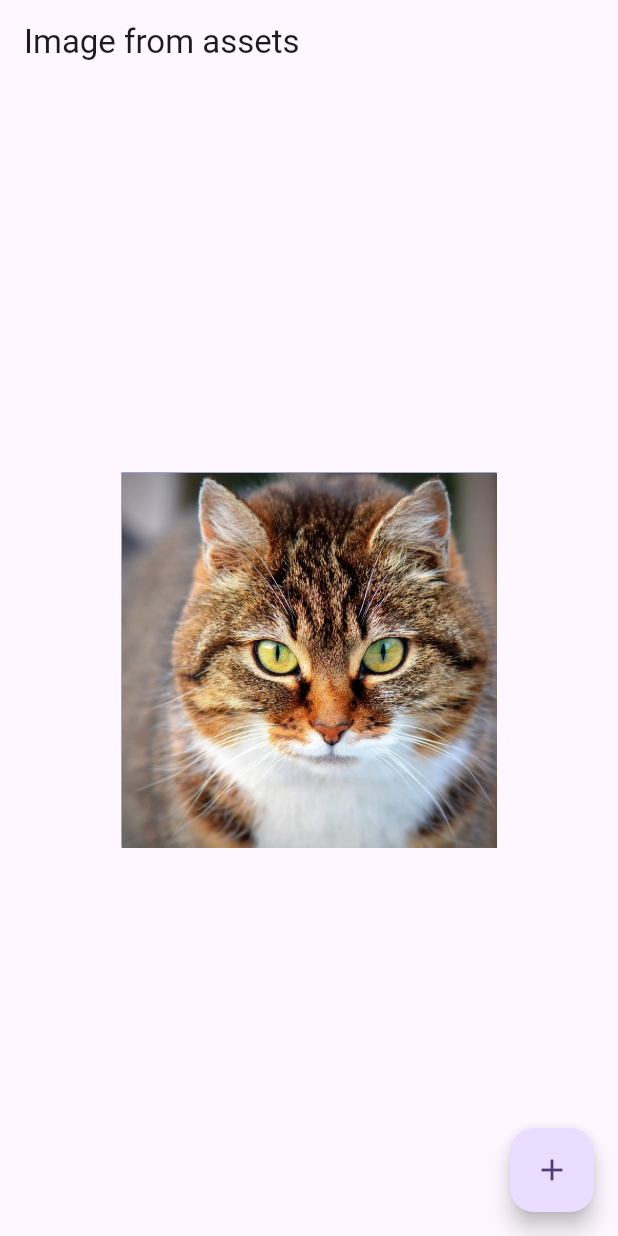
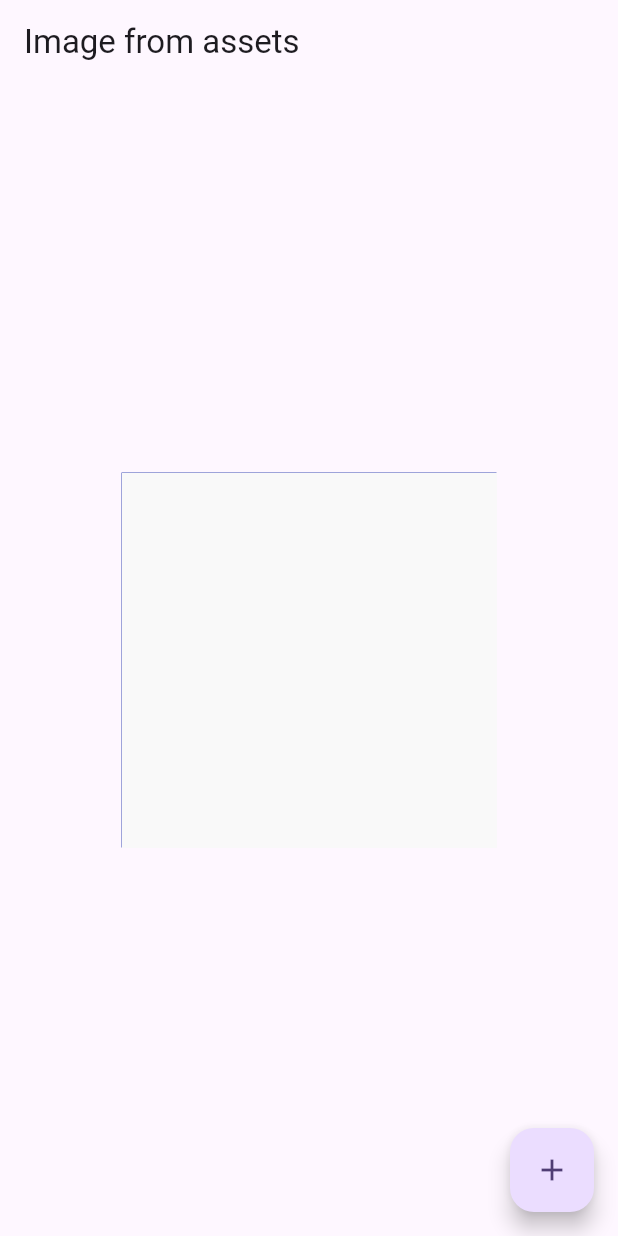
Before and after one commit to Solex02/TareaFlutter, a Flutter app: the screen it shows after launch, after a tap on the "add" icon, on a phone screen of 412 x 824 dp. Run offline on Flutter 3.47's test engine with Material 3 defaults, Android fonts, the phone set to English and light mode, and no system bars.

```diff
--- a/tarea_flutter/lib/pantallaPrincipal.dart
+++ b/tarea_flutter/lib/pantallaPrincipal.dart
@@ -1,19 +1,9 @@
-import 'dart:io';
+import 'dart:math';
 
 import 'package:flutter/material.dart';
 
 class HomePage extends StatefulWidget {
   const HomePage({super.key, required this.title});
-
-  // This widget is the home page of your application. It is stateful, meaning
-  // that it has a State object (defined below) that contains fields that affect
-  // how it looks.
-
-  // This class is the configuration for the state. It holds the values (in this
-  // case the title) provided by the parent (in this case the App widget) and
-  // used by the build method of the State. Fields in a Widget subclass are
-  // always marked "final".
-
   final String title;
 
   @override
@@ -21,24 +11,33 @@ class HomePage extends StatefulWidget {
 }
 
 class _HomePageState extends State<HomePage> {
-  int _counter = 0;
-  var images_list = ["gatos.png", "perro.jpg"];
+  String image = "blanco.jpg";
+  List numlist = [];
+  var secuenciaNum = [];
+  var images_list = [
+    "gatos.png",
+    "perro.jpg",
+    "conejo.jpg",
+    "sapo.jpg",
+    "pato.jpg",
+    "mapache.jpg"
+  ];
   var duration = const Duration(seconds: 2);
-  void _nextImage() {
+
+  void prueba() async {
+    int rnd = Random().nextInt(5);
+    numlist.add(rnd);
+    for (final value in numlist) {
+      await Future.delayed(duration);
+      _nextImage(value);
+    }
+  }
+
+  void _nextImage(int value) {
     setState(() {
-
-      for (var i = 0; i < images_list.length; i++) {
-        _counter = i;
-        sleep(duration);
-        print(_counter);
-      }
-      _counter = 0;
-
-
+      image = images_list[value];
     });
   }
-
-
 
   @override
   Widget build(BuildContext context) {
@@ -51,20 +50,19 @@ class _HomePageState extends State<HomePage> {
       body: Center(
           // Enabling the Image Frame
           child: Container(
-                color: Colors.indigo, // To see the difference between the image's original size and the frame
+              color: Colors
+                  .indigo, // To see the difference between the image's original size and the frame
               height: 250,
               width: 250,
 
               // Uploading the Image from Assets
               child: Image.asset(
-                  'assets/images/'+images_list[_counter],
-
-                  // Resizing the Image to the Frame Size
+                'assets/images/' + image,
                 fit: BoxFit.cover,
               ))),
 
       floatingActionButton: FloatingActionButton(
-        onPressed: _nextImage,
+        onPressed: prueba,
         tooltip: 'Increment',
         child: const Icon(Icons.add),
       ), // This trailing comma makes auto-formatting nicer for build methods.
```
Also changed, not shown: tarea_flutter/lib/main.dart (+0 -15 lines), tarea_flutter/assets/images/blanco.jpg (added), tarea_flutter/assets/images/conejo.jpg (added), tarea_flutter/assets/images/mapache.jpg (added), tarea_flutter/assets/images/pato.jpg (added), tarea_flutter/assets/images/sapo.jpg (added). Lines whose indentation alone changed are shown as unchanged.
